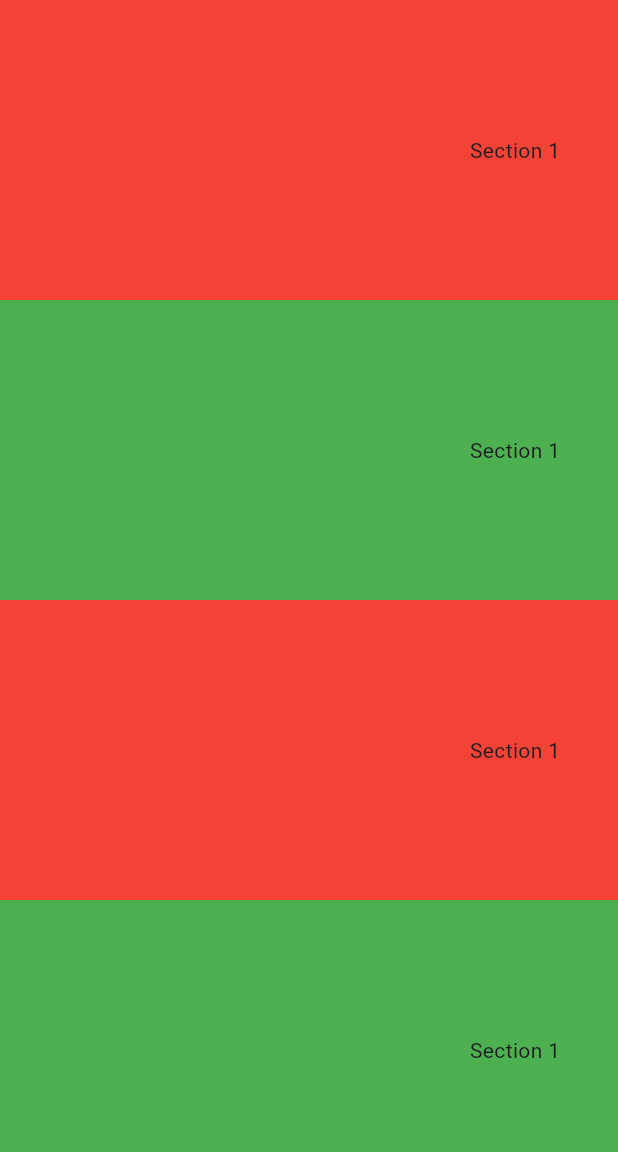
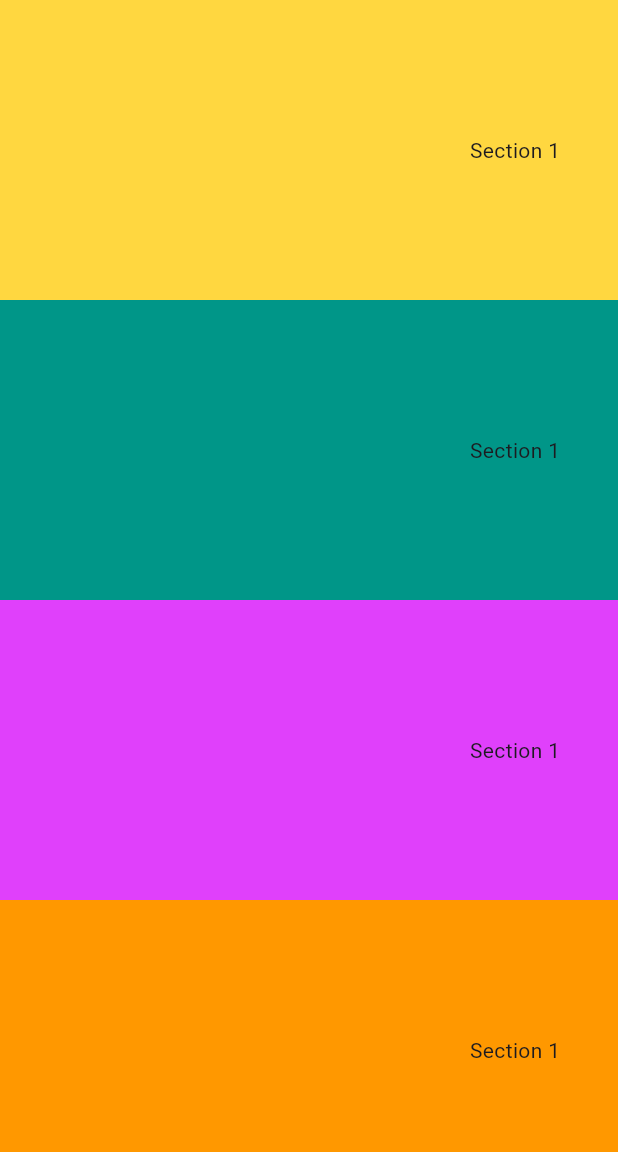
Before and after one commit to prachipachangepp/website_binyuga_new1, a Flutter app: the screen it shows after launch, on a phone screen of 412 x 824 dp, the part 84-1236 px from its top. Run offline on Flutter 3.47's test engine with Material 3 defaults, Android fonts, the phone set to English and light mode, and no system bars.

Commit message:
updated code

```diff
--- a/lib/main.dart
+++ b/lib/main.dart
@@ -36,7 +36,7 @@ class HomePage extends StatelessWidget {
                   Container(
                     width: MediaQuery.of(context).size.width / 0.6,
                     height: 200,
-                    color: Colors.red,
+                    color: Colors.amberAccent,
                     child: Center(child: Text('Section 1')),
                   ),
                 ],
@@ -46,7 +46,27 @@ class HomePage extends StatelessWidget {
                   Container(
                     width: MediaQuery.of(context).size.width / 0.6,
                     height: 200,
-                    color: Colors.green,
+                    color: Colors.teal,
+                    child: Center(child: Text('Section 1')),
+                  ),
+                ],
+              ),
+              Row(
+                children: [
+                  Container(
+                    width: MediaQuery.of(context).size.width / 0.6,
+                    height: 200,
+                    color: Colors.purpleAccent,
+                    child: Center(child: Text('Section 1')),
+                  ),
+                ],
+              ),
+              Row(
+                children: [
+                  Container(
+                    width: MediaQuery.of(context).size.width / 0.6,
+                    height: 200,
+                    color: Colors.orange,
                     child: Center(child: Text('Section 1')),
                   ),
                 ],
@@ -66,27 +86,7 @@ class HomePage extends StatelessWidget {
                   Container(
                     width: MediaQuery.of(context).size.width / 0.6,
                     height: 200,
-                    color: Colors.green,
-                    child: Center(child: Text('Section 1')),
-                  ),
-                ],
-              ),
-              Row(
-                children: [
-                  Container(
-                    width: MediaQuery.of(context).size.width / 0.6,
-                    height: 200,
-                    color: Colors.red,
-                    child: Center(child: Text('Section 1')),
-                  ),
-                ],
-              ),
-              Row(
-                children: [
-                  Container(
-                    width: MediaQuery.of(context).size.width / 0.6,
-                    height: 200,
-                    color: Colors.green,
+                    color: Colors.pink,
                     child: Center(child: Text('Section 1')),
                   ),
                 ],
```
